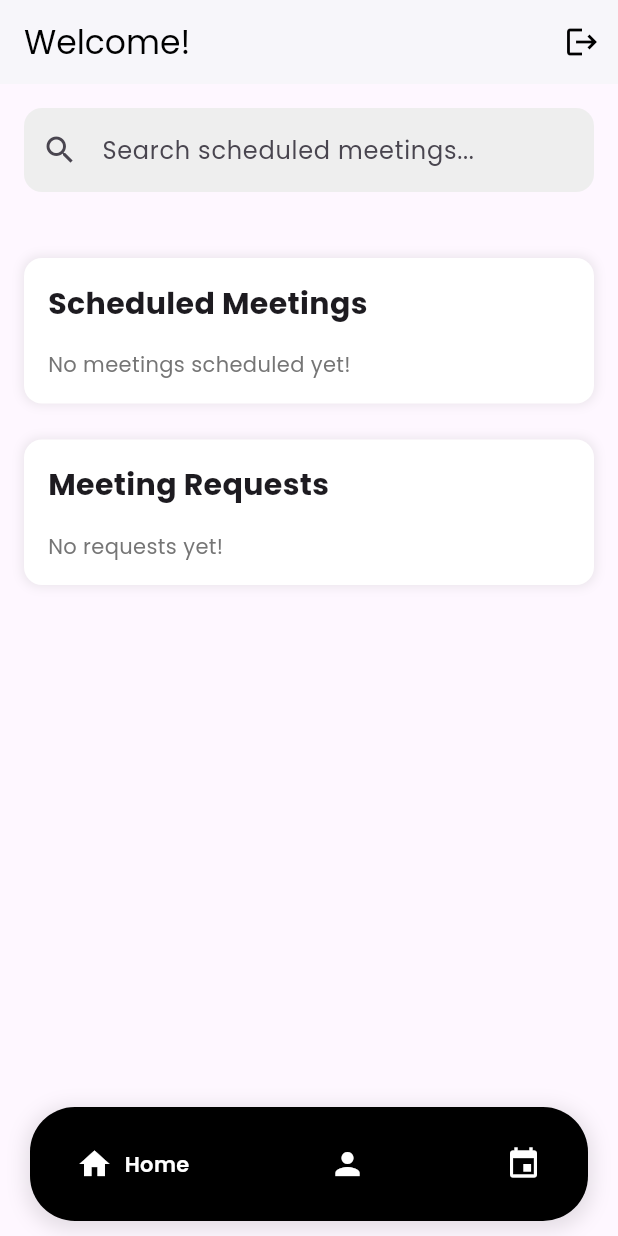
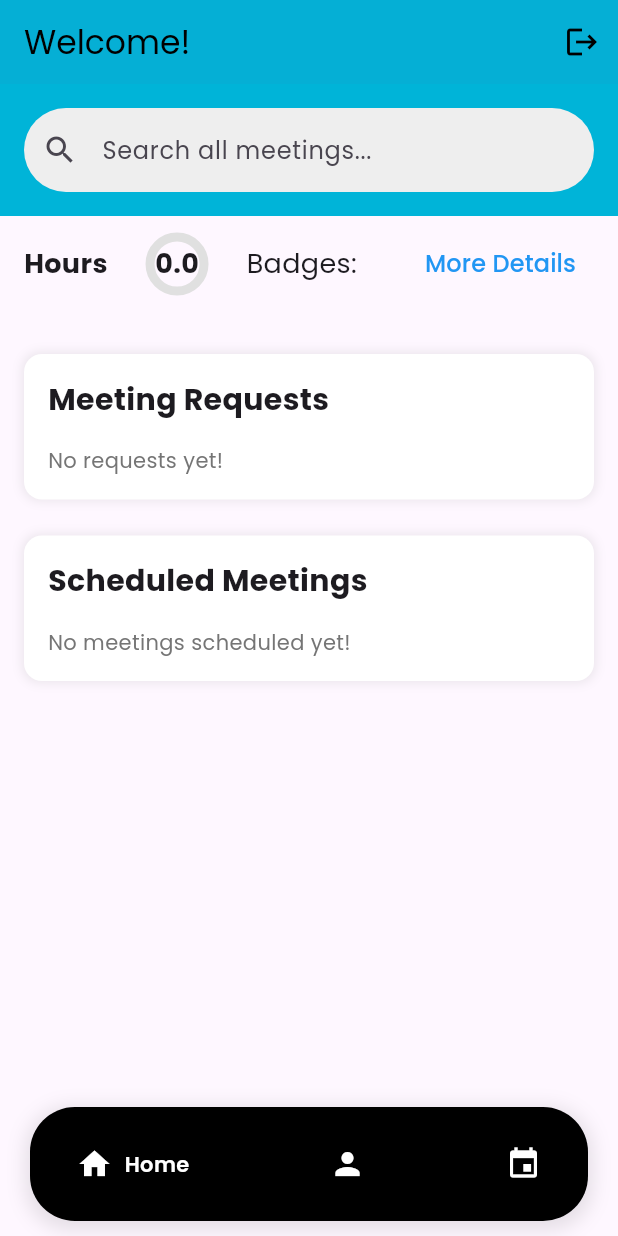
Before and after one commit to flytrotter/ConnectEd_App, a Flutter app: the IndustryHome screen opened by its route, on a phone screen of 412 x 824 dp. Run offline on Flutter 3.47's test engine with Material 3 defaults, Android fonts, the phone set to English and light mode, and no system bars; drawn by our look-alikes of google_nav_bar; our stand-ins replace cloud_firestore, email_validator, file_picker, firebase_auth, firebase_core, firebase_messaging and 3 more; accounts and stored records are empty.

Commit message:
This is with the new volunteer info dashboard widget

```diff
--- /dev/null
+++ b/lib/components/volunteer_snippet.dart
@@ -0,0 +1,120 @@
+import 'package:app_test/pages/industry/industry_profile.dart';
+import 'package:app_test/pages/industry/volunteer_page.dart';
+import 'package:flutter/material.dart';
+import 'package:cloud_firestore/cloud_firestore.dart';
+
+class VolunteerSnippet extends StatefulWidget {
+  final String industryUserId;
+
+  VolunteerSnippet({required this.industryUserId});
+
+  @override
+  _VolunteerSnippetState createState() => _VolunteerSnippetState();
+}
+
+class _VolunteerSnippetState extends State<VolunteerSnippet> {
+  double volunteerHours = 0.0;
+  String badge = 'none';
+  bool isLoading = true;
+
+  @override
+  void initState() {
+    super.initState();
+    _fetchVolunteerData();
+  }
+
+  Future<void> _fetchVolunteerData() async {
+    try {
+      // Fetch user document
+      final userDoc = await FirebaseFirestore.instance
+          .collection('users')
+          .doc(widget.industryUserId)
+          .get();
+
+      // Get volunteer hours
+      double totalHours = userDoc.data()?['volunteer_hours']?.toDouble() ?? 0.0;
+
+      // Update state
+      setState(() {
+        volunteerHours = totalHours;
+        badge = _getBadge(volunteerHours);
+        isLoading = false;
+      });
+    } catch (e) {
+      print('Error fetching volunteer data: $e');
+      setState(() {
+        isLoading = false;
+      });
+    }
+  }
+
+  String _getBadge(double hours) {
+    if (hours >= 10) return '🏅';
+    if (hours >= 5) return '🥇';
+    if (hours >= 1) return '🥈';
+    if (hours >= 0.5) return '🥉';
+    return ''; // No badge earned
+  }
+
+  @override
+  Widget build(BuildContext context) {
+    return isLoading
+        ? Center(child: CircularProgressIndicator())
+        : Container(
+            padding: EdgeInsets.symmetric(
+                vertical: 8, horizontal: 16), // Reduce vertical space
+            width: double.infinity, // Make it span the full width of the phone
+            child: Row(
+              mainAxisAlignment:
+                  MainAxisAlignment.spaceBetween, // Space out the elements
+
+              children: [
+                Text(
+                  'Hours',
+                  style: TextStyle(fontSize: 18, fontWeight: FontWeight.bold),
+                ),
+                SizedBox(height: 10),
+                // Circular progress bar showing hours out of 10
+                Stack(
+                  alignment: Alignment.center,
+                  children: [
+                    CircularProgressIndicator(
+                      value: (volunteerHours / 10).clamp(0.0, 1.0),
+                      strokeWidth: 6,
+                      backgroundColor: Colors.grey[300],
+                      valueColor: AlwaysStoppedAnimation<Color>(Colors.blue),
+                    ),
+                    // Display the hours in the center of the circle
+                    Text(
+                      volunteerHours.toStringAsFixed(1),
+                      style:
+                          TextStyle(fontSize: 18, fontWeight: FontWeight.bold),
+                    ),
+                  ],
+                ),
+                SizedBox(height: 20),
+                Text(
+                  'Badges: $badge', // Display badge as emoji
+                  style: TextStyle(fontSize: 18),
+                ),
+                SizedBox(height: 10),
+                // Button to navigate to full volunteer page
+                TextButton(
+                  onPressed: () {
+                    Navigator.push(
+                      context,
+                      MaterialPageRoute(
+                        builder: (context) => VolunteerPage(),
+                      ),
+                    );
+                  },
+                  child: Text(
+                    'More Details',
+                    style: TextStyle(color: Colors.blue, fontSize: 16),
+                  ),
+                ),
+              ],
+            ),
+          );
+  }
+}
--- a/lib/pages/industry/industry_home.dart
+++ b/lib/pages/industry/industry_home.dart
@@ -1,6 +1,7 @@
 import 'package:app_test/components/get_current_id.dart';
 import 'package:app_test/components/get_current_name.dart';
 import 'package:app_test/components/uid_to_name.dart';
+import 'package:app_test/components/volunteer_snippet.dart';
 import 'package:app_test/pages/industry/approve_deny.dart';
 import 'package:app_test/pages/industry/create_events.dart';
 import 'package:app_test/pages/industry/edit_meeting_details.dart';
@@ -55,7 +56,7 @@ class _IndustryHomeState extends State<IndustryHome> {
       appBar: AppBar(
         automaticallyImplyLeading: false,
         title: Text('Welcome!', style: TextStyle(color: Colors.black)),
-        backgroundColor: Colors.white,
+        backgroundColor: Color(0xFF00b4d8),
         actions: [
           IconButton(
               onPressed: () {
@@ -68,7 +69,8 @@ class _IndustryHomeState extends State<IndustryHome> {
       body: Column(
         children: [
           // Search Bar
-          Padding(
+          Container(
+            color: Color(0xFF00b4d8),
             padding: const EdgeInsets.all(16.0),
             child: TextField(
               onChanged: (value) {
@@ -77,10 +79,10 @@ class _IndustryHomeState extends State<IndustryHome> {
                 });
               },
               decoration: InputDecoration(
-                hintText: 'Search scheduled meetings...',
+                hintText: 'Search all meetings...',
                 prefixIcon: Icon(Icons.search),
                 border: OutlineInputBorder(
-                  borderRadius: BorderRadius.circular(12.0),
+                  borderRadius: BorderRadius.circular(30.0),
                   borderSide: BorderSide.none,
                 ),
                 filled: true,
@@ -88,6 +90,8 @@ class _IndustryHomeState extends State<IndustryHome> {
               ),
             ),
           ),
+          VolunteerSnippet(industryUserId: userId.toString()),
+
           Expanded(
             child: StreamBuilder<QuerySnapshot>(
               stream: FirebaseFirestore.instance
@@ -132,6 +136,112 @@ class _IndustryHomeState extends State<IndustryHome> {
                       padding: EdgeInsets.all(
                           16.0), // Padding around the main content
                       children: [
+                        Container(
+                          decoration: BoxDecoration(
+                            color: Colors.white,
+                            boxShadow: [
+                              BoxShadow(
+                                color: Colors.grey.withOpacity(0.2),
+                                spreadRadius: 1,
+                                blurRadius: 5,
+                              ),
+                            ],
+                            borderRadius: BorderRadius.circular(12.0),
+                          ),
+                          margin: EdgeInsets.symmetric(vertical: 12.0),
+                          padding: EdgeInsets.all(16.0),
+                          child: Column(
+                            crossAxisAlignment: CrossAxisAlignment.start,
+                            children: [
+                              Text(
+                                'Meeting Requests',
+                                style: TextStyle(
+                                    fontSize: 20.0,
+                                    fontWeight: FontWeight.bold),
+                              ),
+                              SizedBox(height: 8),
+                              if (requests.isEmpty)
+                                Padding(
+                                  padding: EdgeInsets.only(top: 8.0),
+                                  child: Text(
+                                    'No requests yet!',
+                                    style: TextStyle(color: Colors.grey[600]),
+                                  ),
+                                ),
+                              ...requests.map((request) {
+                                return FutureBuilder<String>(
+                                  future: getFullName(request['senderId']),
+                                  builder: (context, nameSnapshot) {
+                                    if (nameSnapshot.connectionState ==
+                                        ConnectionState.waiting) {
+                                      return ListTile(
+                                        title: Text('Loading name...'),
+                                      );
+                                    }
+                                    if (nameSnapshot.hasError) {
+                                      return ListTile(
+                                        title: Text('Error fetching name'),
+                                      );
+                                    }
+                                    String senderName =
+                                        nameSnapshot.data ?? 'Unknown';
+                                    return Card(
+                                      margin:
+                                          EdgeInsets.symmetric(vertical: 8.0),
+                                      shape: RoundedRectangleBorder(
+                                        borderRadius:
+                                            BorderRadius.circular(12.0),
+                                      ),
+                                      elevation: 3,
+                                      child: ListTile(
+                                        contentPadding: EdgeInsets.symmetric(
+                                            horizontal: 16.0, vertical: 8.0),
+                                        leading: CircleAvatar(
+                                          radius: 24,
+                                          backgroundColor: getRandomColor(),
+                                          child: Icon(
+                                            Icons.person,
+                                            color: Colors.grey[600],
+                                            size: 24,
+                                          ),
+                                        ),
+                                        title: Text(
+                                          senderName,
+                                          style: TextStyle(
+                                              fontSize: 18,
+                                              fontWeight: FontWeight.w600),
+                                        ),
+                                        subtitle: Text(
+                                          request['note'].toString(),
+                                          style: TextStyle(
+                                              color: Colors.grey[700]),
+                                        ),
+                                        trailing: ElevatedButton(
+                                          onPressed: () {
+                                            Navigator.push(
+                                              context,
+                                              MaterialPageRoute(
+                                                builder: (context) =>
+                                                    ApproveOrDenyPage(
+                                                  requestId:
+                                                      request.id.toString(),
+                                                  userId: userId.toString(),
+                                                  teacherId:
+                                                      request['senderId'],
+                                                ),
+                                              ),
+                                            );
+                                          },
+                                          child: Text('Respond'),
+                                        ),
+                                      ),
+                                    );
+                                  },
+                                );
+                              }).toList(),
+                            ],
+                          ),
+                        ),
                         // Section for Scheduled Meetings
                         Container(
                           decoration: BoxDecoration(
@@ -246,114 +356,6 @@ class _IndustryHomeState extends State<IndustryHome> {
                             ],
                           ),
                         ),
-
-                        // Section for Meeting Requests
-                        Container(
-                          decoration: BoxDecoration(
-                            color: Colors.white,
-                            boxShadow: [
-                              BoxShadow(
-                                color: Colors.grey.withOpacity(0.2),
-                                spreadRadius: 1,
-                                blurRadius: 5,
-                              ),
-                            ],
-                            borderRadius: BorderRadius.circular(12.0),
-                          ),
-                          margin: EdgeInsets.symmetric(vertical: 12.0),
-                          padding: EdgeInsets.all(16.0),
-                          child: Column(
-                            crossAxisAlignment: CrossAxisAlignment.start,
-                            children: [
-                              Text(
-                                'Meeting Requests',
-                                style: TextStyle(
-                                    fontSize: 20.0,
-                                    fontWeight: FontWeight.bold),
-                              ),
-                              SizedBox(height: 8),
-                              if (requests.isEmpty)
-                                Padding(
-                                  padding: EdgeInsets.only(top: 8.0),
-                                  child: Text(
-                                    'No requests yet!',
-                                    style: TextStyle(color: Colors.grey[600]),
-                                  ),
-                                ),
-                              ...requests.map((request) {
-                                return FutureBuilder<String>(
-                                  future: getFullName(request['senderId']),
-                                  builder: (context, nameSnapshot) {
-                                    if (nameSnapshot.connectionState ==
-                                        ConnectionState.waiting) {
-                                      return ListTile(
-                                        title: Text('Loading name...'),
-                                      );
-                                    }
-                                    if (nameSnapshot.hasError) {
-                                      return ListTile(
-                                        title: Text('Error fetching name'),
-                                      );
-                                    }
-                                    String senderName =
-                                        nameSnapshot.data ?? 'Unknown';
-                                    return Card(
-                                      margin:
-                                          EdgeInsets.symmetric(vertical: 8.0),
-                                      shape: RoundedRectangleBorder(
-                                        borderRadius:
-                                            BorderRadius.circular(12.0),
-                                      ),
-                                      elevation: 3,
-                                      child: ListTile(
-                                        contentPadding: EdgeInsets.symmetric(
-                                            horizontal: 16.0, vertical: 8.0),
-                                        leading: CircleAvatar(
-                                          radius: 24,
-                                          backgroundColor: getRandomColor(),
-                                          child: Icon(
-                                            Icons.person,
-                                            color: Colors.grey[600],
-                                            size: 24,
-                                          ),
-                                        ),
-                                        title: Text(
-                                          senderName,
-                                          style: TextStyle(
-                                              fontSize: 18,
-                                              fontWeight: FontWeight.w600),
-                                        ),
-                                        subtitle: Text(
-                                          request['note'].toString(),
-                                          style: TextStyle(
-                                              color: Colors.grey[700]),
-                                        ),
-                                        trailing: ElevatedButton(
-                                          onPressed: () {
-                                            Navigator.push(
-                                              context,
-                                              MaterialPageRoute(
-                                                builder: (context) =>
-                                                    ApproveOrDenyPage(
-                                                  requestId:
-                                                      request.id.toString(),
-                                                  userId: userId.toString(),
-                                                  teacherId:
-                                                      request['senderId'],
-                                                ),
-                                              ),
-                                            );
-                                          },
-                                          child: Text('Respond'),
-                                        ),
-                                      ),
-                                    );
-                                  },
-                                );
-                              }).toList(),
-                            ],
-                          ),
-                        ),
                       ],
                     );
                   },
--- a/lib/pages/industry/volunteer_page.dart
+++ b/lib/pages/industry/volunteer_page.dart
@@ -1,5 +1,6 @@
 import 'dart:io';
 
+import 'package:app_test/components/get_current_id.dart';
 import 'package:flutter/material.dart';
 import 'package:cloud_firestore/cloud_firestore.dart';
 import 'package:share_plus/share_plus.dart';
@@ -9,9 +10,9 @@ import 'package:pdf/widgets.dart' as pw;
 import 'package:url_launcher/url_launcher.dart';
 
 class VolunteerPage extends StatefulWidget {
-  final String? industryUserId;
+  final String? industryUserId = getCurrentUserId();
 
-  VolunteerPage({required this.industryUserId});
+  VolunteerPage({super.key});
 
   @override
   _VolunteerPageState createState() => _VolunteerPageState();
```
Also changed, not shown: lib/pages/authentication/register.dart (+24 -0 lines).
